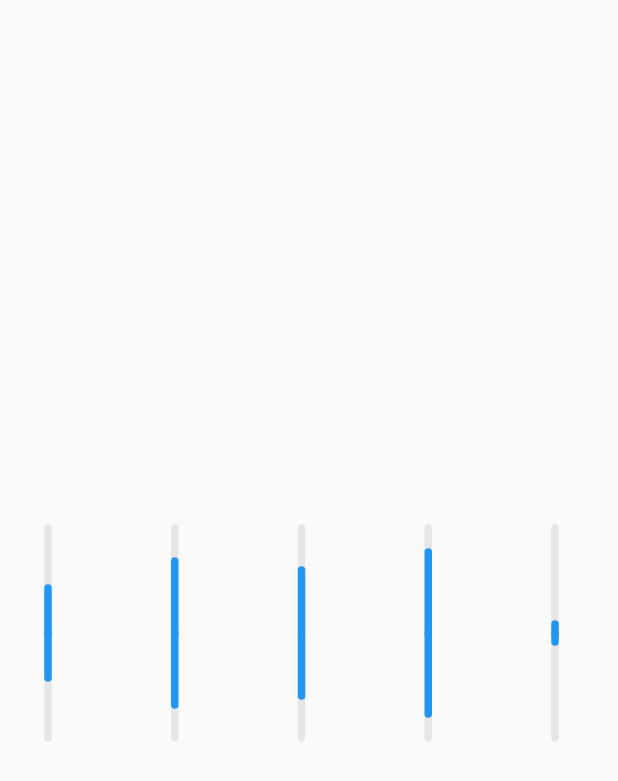
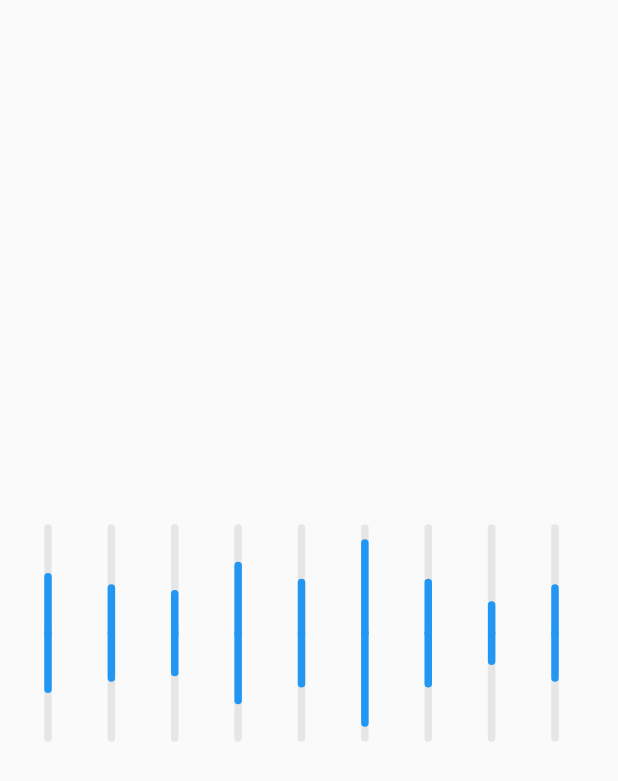
Before and after one commit to JAICHANGPARK/flutter_fitness_dummy, a Flutter app: the screen it shows after launch, on a phone screen of 412 x 824 dp. Shown: the top 781 px of the screen. Run offline on Flutter 3.47's test engine with Material 2 defaults, Android fonts, the phone set to English and light mode, and no system bars.

Commit message:
Update graph.dart

```diff
--- a/lib/appwidget/graph.dart
+++ b/lib/appwidget/graph.dart
@@ -6,12 +6,11 @@ class Graph extends StatelessWidget {
   final double height;
   final AnimationController animationController;
   final List<GraphData> values;
+
   Graph({this.animationController, this.height = 120, this.values});
 
   @override
   Widget build(BuildContext context) {
-
-
 //    print(maxGraphData.value);
 
     return Container(
@@ -21,24 +20,34 @@ class Graph extends StatelessWidget {
       child: Row(
         mainAxisSize: MainAxisSize.max,
         mainAxisAlignment: MainAxisAlignment.spaceBetween,
-        children: <Widget>[
-          GraphBar(height, 0.5),
-          GraphBar(height, 0.8),
-          GraphBar(height, 0.7),
-          GraphBar(height, 0.9),
-          GraphBar(height, 0.1),
-        ],
+        children: _buildBars(values),
+//        children: <Widget>[
+//          GraphBar(height, 0.5),
+//          GraphBar(height, 0.8),
+//          GraphBar(height, 0.7),
+//          GraphBar(height, 0.9),
+//          GraphBar(height, 0.1),
+//        ],
       ),
     );
   }
-}
 
-_buildBars(values){
-  List<GraphBar> bars = List();
-  GraphData maxGraphData = values.reduce((current, next) => (next.compareTo(current) >= 1) ? next : current);
+  _buildBars(List<GraphData> values) {
+    List<GraphBar> _bars = List();
+    GraphData maxGraphData = values.reduce((current, next) =>
+    (next.compareTo(current) >= 1) ? next : current);
+
+    values.forEach((graphData) {
+      double percentage = graphData.value / maxGraphData.value;
+      _bars.add(GraphBar(height, percentage));
+    });
+
+    return _bars;
+  }
 
 
 }
+
 
 class GraphBar extends StatefulWidget {
   final double percentage;
@@ -89,8 +98,10 @@ class BarPainter extends CustomPainter {
     double filledHeight = percentage * size.height;
     double filledHalfHeight = filledHeight / 2;
 
-    canvas.drawLine(centerPoint, Offset(0, centerPoint.dy - filledHalfHeight), filledPaint);
-    canvas.drawLine(centerPoint, Offset(0, centerPoint.dy + filledHalfHeight), filledPaint);
+    canvas.drawLine(
+        centerPoint, Offset(0, centerPoint.dy - filledHalfHeight), filledPaint);
+    canvas.drawLine(
+        centerPoint, Offset(0, centerPoint.dy + filledHalfHeight), filledPaint);
   }
 
   @override
```
